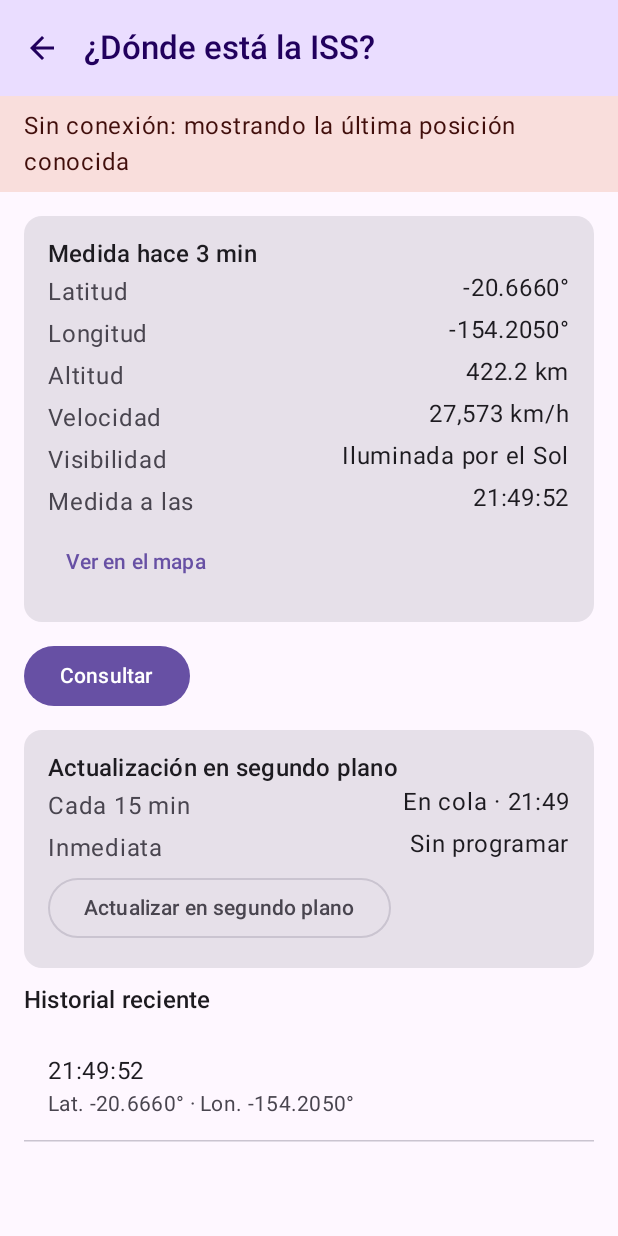
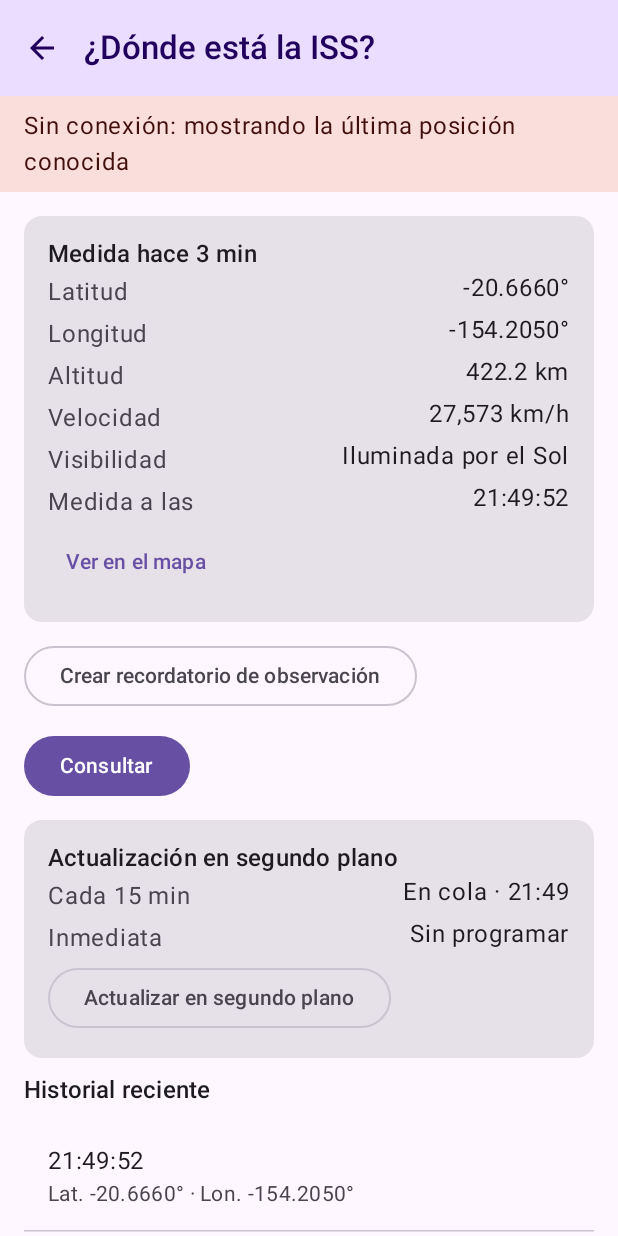
Before and after one commit to jcaedtechcl/ResumenModulos1y2, an Android app built with Jetpack Compose: the @Preview function IssScreenPreview, on a phone screen of 412 x 824 dp. Run offline under Robolectric (Android 15) with nearby library versions, the phone set to English and light mode, and no system bars.

Commit message:
M3 ISS · Etapa 6: recordatorio de observación, evidencias y cierre
Botón "Crear recordatorio de observación" que reutiliza ReminderRepository,
evidencias.md con los escenarios observados en el emulador, README del
módulo y verificación final (assemble, lint, pruebas unitarias e
instrumentadas).

Co-Authored-By: Claude Opus 5.5 <noreply@anthropic.com>

```diff
--- a/app/src/main/java/com/example/resumen_modulos1y2/iss/ui/IssScreen.kt
+++ b/app/src/main/java/com/example/resumen_modulos1y2/iss/ui/IssScreen.kt
@@ -19,6 +19,8 @@ import androidx.compose.material3.ListItem
 import androidx.compose.material3.MaterialTheme
 import androidx.compose.material3.OutlinedButton
 import androidx.compose.material3.Scaffold
+import androidx.compose.material3.SnackbarHost
+import androidx.compose.material3.SnackbarHostState
 import androidx.compose.material3.Surface
 import androidx.compose.material3.Text
 import androidx.compose.material3.TextButton
@@ -26,6 +28,8 @@ import androidx.compose.runtime.Composable
 import androidx.compose.runtime.LaunchedEffect
 import androidx.compose.runtime.getValue
 import androidx.compose.runtime.produceState
+import androidx.compose.runtime.remember
+import androidx.compose.runtime.rememberCoroutineScope
 import androidx.compose.ui.Modifier
 import androidx.compose.ui.platform.LocalUriHandler
 import androidx.compose.ui.res.pluralStringResource
@@ -46,6 +50,7 @@ import com.example.resumen_modulos1y2.iss.domain.Visibilidad
 import com.example.resumen_modulos1y2.ui.componentes.BarraLeccion
 import com.example.resumen_modulos1y2.ui.theme.ResumenModulos1y2Theme
 import kotlinx.coroutines.delay
+import kotlinx.coroutines.launch
 import java.time.Instant
 import java.time.ZoneId
 import java.time.format.DateTimeFormatter
@@ -82,6 +87,7 @@ fun IssRoute(
         segundoPlano = segundoPlano,
         onConsultar = viewModel::consultar,
         onActualizarEnSegundoPlano = viewModel::actualizarEnSegundoPlano,
+        onCrearRecordatorio = viewModel::crearRecordatorioDeObservacion,
         onVolver = onVolver,
         modifier = modifier
     )
@@ -94,12 +100,18 @@ fun IssScreen(
     segundoPlano: EstadoSincronizacion,
     onConsultar: () -> Unit,
     onActualizarEnSegundoPlano: () -> Unit,
+    onCrearRecordatorio: (titulo: String, descripcion: String, categoria: String) -> Unit,
     onVolver: () -> Unit,
     modifier: Modifier = Modifier,
     ahora: Instant = relojDePantalla()
 ) {
+    val snackbarHostState = remember { SnackbarHostState() }
+    val scope = rememberCoroutineScope()
+    val mensajeCreado = stringResource(R.string.iss_recordatorio_creado)
+
     Scaffold(
         modifier = modifier.fillMaxSize(),
+        snackbarHost = { SnackbarHost(snackbarHostState) },
         topBar = { BarraLeccion(titulo = stringResource(R.string.iss_titulo), onVolver = onVolver) }
     ) { innerPadding ->
         Column(Modifier.fillMaxSize().padding(innerPadding)) {
@@ -127,6 +139,13 @@ fun IssScreen(
                             item { Text(stringResource(aviso), color = MaterialTheme.colorScheme.error) }
                         }
                         item { TarjetaPosicion(uiState.position, ahora) }
+                        item {
+                            val recordatorio = textosRecordatorio(uiState.position)
+                            OutlinedButton(onClick = {
+                                onCrearRecordatorio(recordatorio.titulo, recordatorio.descripcion, recordatorio.categoria)
+                                scope.launch { snackbarHostState.showSnackbar(mensajeCreado) }
+                            }) { Text(stringResource(R.string.iss_crear_recordatorio)) }
+                        }
                         item { Button(onClick = onConsultar) { Text(stringResource(R.string.iss_consultar)) } }
                         item { TarjetaSegundoPlano(segundoPlano, onActualizarEnSegundoPlano) }
                         item {
@@ -223,6 +242,23 @@ internal fun TarjetaPosicion(posicion: IssPosition, ahora: Instant, modifier: Mo
     }
 }
 
+private data class TextosRecordatorio(val titulo: String, val descripcion: String, val categoria: String)
+
+/** Los textos del recordatorio salen de strings.xml, con la posición ya formateada. */
+@Composable
+private fun textosRecordatorio(posicion: IssPosition) = TextosRecordatorio(
+    titulo = stringResource(R.string.iss_recordatorio_titulo),
+    descripcion = stringResource(
+        R.string.iss_recordatorio_descripcion,
+        formatoHora.format(posicion.medidaEn),
+        stringResource(R.string.iss_grados, posicion.latitude),
+        stringResource(R.string.iss_grados, posicion.longitude),
+        stringResource(R.string.iss_km, posicion.altitudeKm),
+        stringResource(posicion.visibilidad.etiqueta())
+    ),
+    categoria = stringResource(R.string.iss_recordatorio_categoria)
+)
+
 /** Estado de WorkManager, ya traducido a EstadoSincronizacion: este archivo no importa WorkManager. */
 @Composable
 private fun TarjetaSegundoPlano(estado: EstadoSincronizacion, onActualizar: () -> Unit) {
@@ -318,6 +354,7 @@ private fun IssScreenPreview() {
             segundoPlano = EstadoSincronizacion(periodico = EstadoTrabajo(FaseTrabajo.EN_COLA, posicionDeEjemplo.medidaEn)),
             onConsultar = {},
             onActualizarEnSegundoPlano = {},
+            onCrearRecordatorio = { _, _, _ -> },
             onVolver = {},
             ahora = posicionDeEjemplo.medidaEn.plusSeconds(180)
         )
--- a/app/src/main/res/values/strings.xml
+++ b/app/src/main/res/values/strings.xml
@@ -66,6 +66,11 @@
     <string name="iss_ver_mapa">Ver en el mapa</string>
     <string name="iss_vacio">Aún no hay posiciones guardadas. Toca \"Consultar\" para obtener la primera.</string>
     <string name="iss_historial">Historial reciente</string>
+    <string name="iss_crear_recordatorio">Crear recordatorio de observación</string>
+    <string name="iss_recordatorio_titulo">Observar la ISS</string>
+    <string name="iss_recordatorio_categoria">Observación</string>
+    <string name="iss_recordatorio_descripcion">Última posición conocida (%1$s): latitud %2$s, longitud %3$s, altitud %4$s. %5$s.</string>
+    <string name="iss_recordatorio_creado">Recordatorio creado. Lo encontrarás en Recordatorios.</string>
     <string name="iss_segundo_plano">Actualización en segundo plano</string>
     <string name="iss_trabajo_periodico">Cada 15 min</string>
     <string name="iss_trabajo_inmediato">Inmediata</string>
```
Also changed, not shown: app/src/main/java/com/example/resumen_modulos1y2/iss/ui/IssViewModel.kt (+29 -1 lines), 6 other files.
